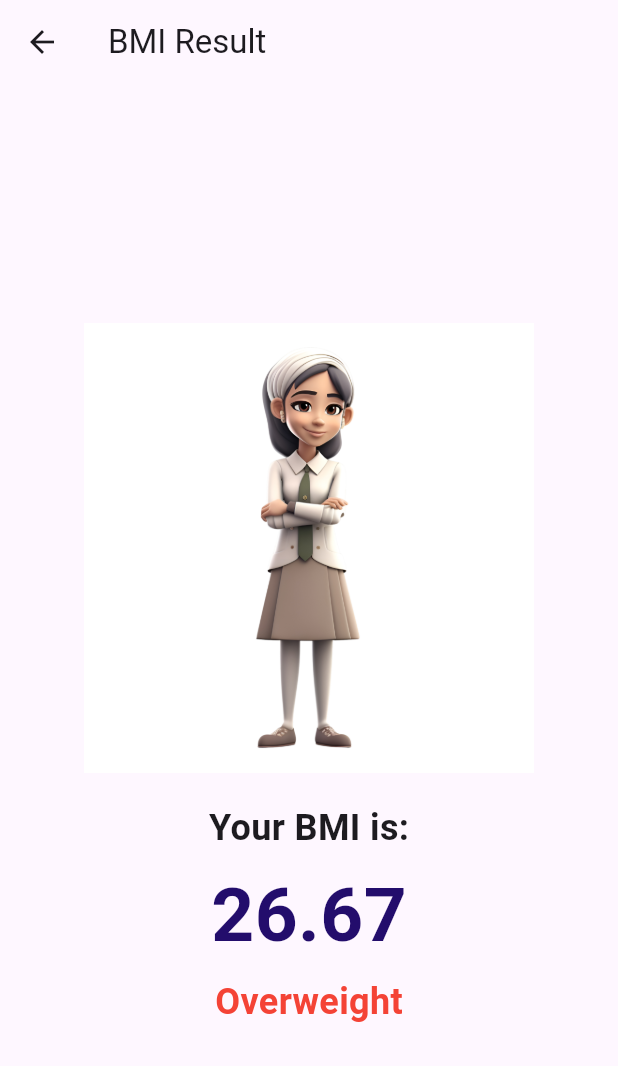
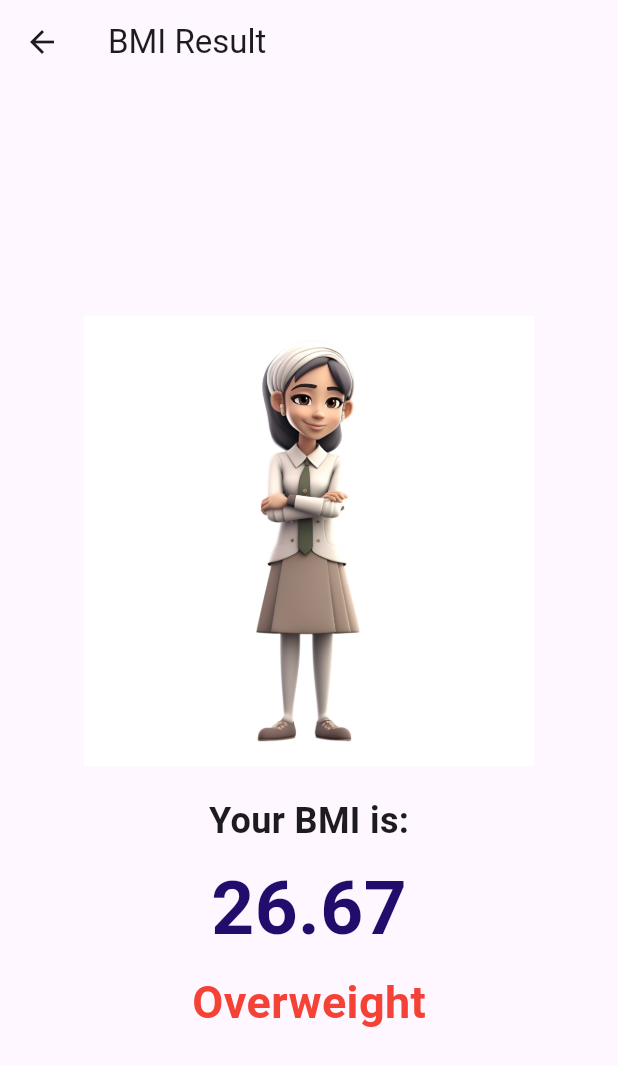
Before and after one commit to akithawijesinghe/BMICALflutter, a Flutter app: the screen it shows after launch, after a tap on the "remove" icon, after a tap on the "add" icon, after a tap on "Calculate BMI", on a phone screen of 412 x 824 dp. Shown: the top 1066 px of the screen. Run offline on Flutter 3.47's test engine with Material 3 defaults, Android fonts, the phone set to English and light mode, and no system bars.

Commit message:
ui improved

```diff
--- a/lib/main_page.dart
+++ b/lib/main_page.dart
@@ -44,7 +44,11 @@ class _MainPageState extends State<MainPage> {
             children: [
               SizedBox(height: 20),
               Container(
-                color: Colors.blue,
+                decoration: BoxDecoration(
+                  color: Colors.blue,
+                  borderRadius:
+                      BorderRadius.circular(15.0), // Add border radius here
+                ),
                 padding:
                     const EdgeInsets.symmetric(horizontal: 16, vertical: 10),
                 child: Row(
--- a/lib/result_page.dart
+++ b/lib/result_page.dart
@@ -62,7 +62,7 @@ class ResultPage extends StatelessWidget {
               Text(
                 bmiStatus,
                 style: TextStyle(
-                  fontSize: 24.0,
+                  fontSize: 30.0,
                   fontWeight: FontWeight.bold,
                   color: bmiStatusColor,
                 ),
```
